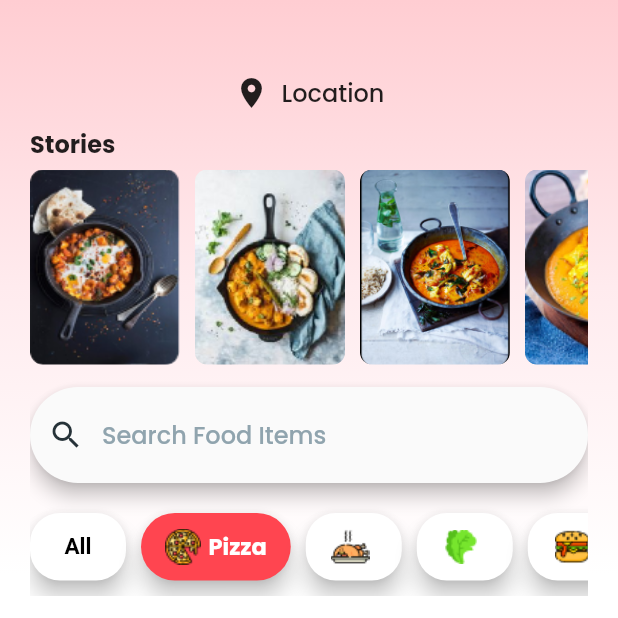
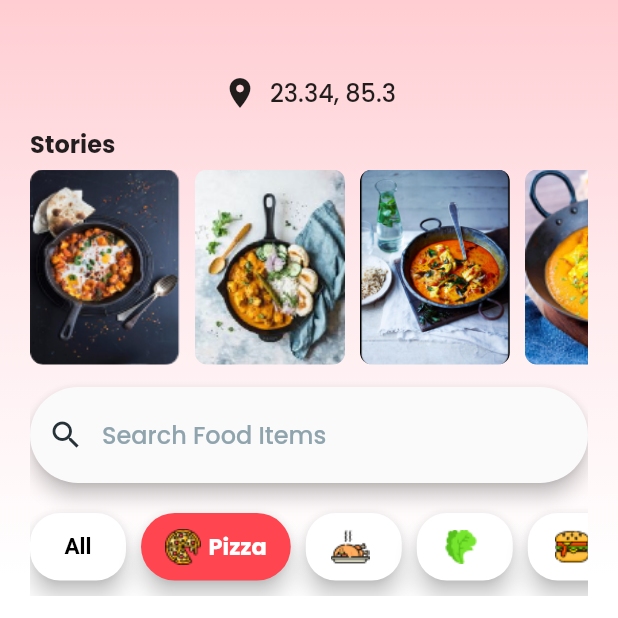
Before and after one commit to pranjal-barnwal/plate_pal, a Flutter app: the screen it shows after launch, on a phone screen of 412 x 824 dp, the top half of it. Run offline on Flutter 3.47's test engine with Material 2 defaults, Android fonts, the phone set to English and light mode, and no system bars; network calls fail.

Commit message:
Provider setup done

```diff
--- a/lib/complete_layout.dart
+++ b/lib/complete_layout.dart
@@ -87,7 +87,7 @@ class _CompleteLayoutState extends State<CompleteLayout> {
               ),
               const BottomNavigationBarItem(
                 icon: Icon(Icons.person),
-                label: 'Person',
+                label: 'Profile',
               ),
             ],
           ),
--- a/lib/main.dart
+++ b/lib/main.dart
@@ -1,6 +1,10 @@
 import 'package:flutter/material.dart';
 import 'package:flutter/services.dart';
 import 'package:plate_pal/screen/splash_screen.dart';
+import 'package:provider/provider.dart';
+
+import 'providers/location.dart';
+import 'providers/restaurants.dart';
 
 void main() {
   SystemChrome.setSystemUIOverlayStyle(const SystemUiOverlayStyle(statusBarColor: Colors.transparent));
@@ -19,7 +23,18 @@ class _MyAppState extends State<MyApp> {
 
   @override
   Widget build(BuildContext context) {
-    return MaterialApp(
+    return MultiProvider(
+      /// registering the providers to be available across our app
+      providers: [
+        ChangeNotifierProvider(
+          create: (ctx) => RestaurantsProvider(),
+        ),
+        ChangeNotifierProvider(
+          create: (ctx) => LocationProvider(),
+        ),
+      ],
+
+      child: MaterialApp(
         debugShowCheckedModeBanner: false,
         title: 'Splitted Widgets',
         theme: ThemeData(
@@ -42,6 +57,7 @@ class _MyAppState extends State<MyApp> {
         home: SplashScreen(),
 
 
+      ),
     );
   }
 }
--- /dev/null
+++ b/lib/providers/location.dart
@@ -0,0 +1,13 @@
+import 'package:flutter/material.dart';
+import 'package:flutter/material.dart';
+import 'package:http/http.dart' as http;
+
+class LocationProvider with ChangeNotifier{
+  var latitude = 23.34;
+  var longitude = 85.30;
+
+  void fetchLocation(){
+
+  }
+
+}
--- /dev/null
+++ b/lib/providers/restaurants.dart
@@ -0,0 +1,59 @@
+import 'package:flutter/material.dart';
+import 'package:flutter/material.dart';
+import 'package:http/http.dart' as http;
+import 'package:plate_pal/providers/restaurant.dart';
+
+class RestaurantsProvider with ChangeNotifier{
+  List items = [
+    {
+      "id": "5",
+      "name": "Kake Da Hotel",
+      "tags": "Chicken, Naan",
+      "rating": "4.9",
+      "discount": "20",
+      "primary_image": "https://theoptimiz.com/restro/public/Resturants/kake-da-hotel.png",
+      "distance": "3174.53"
+    },
+    {
+      "id": "2",
+      "name": "Domino's",
+      "tags": "Pizza, Wings",
+      "rating": "4.8",
+      "discount": "25",
+      "primary_image": "https://theoptimiz.com/restro/public/Resturants/dominos.png",
+      "distance": "3174.73"
+    },
+    {
+      "id": "1",
+      "name": "Burger King",
+      "tags": "Burger, Fries, Wings",
+      "rating": "4.5",
+      "discount": "20",
+      "primary_image": "https://theoptimiz.com/restro/public/Resturants/burger-king.png",
+      "distance": "3176.19"
+    },
+    {
+      "id": "3",
+      "name": "Sagar Ratna",
+      "tags": "Dosa, Idli, Upma",
+      "rating": "4.2",
+      "discount": "30",
+      "primary_image": "https://theoptimiz.com/restro/public/Resturants/sagar-ratna.png",
+      "distance": "3177.51"
+    },
+    {
+      "id": "4",
+      "name": "Chaayos",
+      "tags": "Tea, Coffee, Snacks",
+      "rating": "3.4",
+      "discount": "28",
+      "primary_image": "https://theoptimiz.com/restro/public/Resturants/chaayos.png",
+      "distance": "3177.74"
+    }
+  ];
+
+  void fetchRestros(latitude, longitude){
+
+  }
+
+}
--- a/lib/screen/home_screen.dart
+++ b/lib/screen/home_screen.dart
@@ -1,8 +1,12 @@
 import 'package:flutter/material.dart';
 import 'package:flutter/services.dart';
+import 'package:plate_pal/providers/restaurants.dart';
 import 'package:plate_pal/widgets/category_chip.dart';
 import 'package:plate_pal/widgets/restaurant_card.dart';
 import 'package:plate_pal/widgets/story_card.dart';
+import 'package:provider/provider.dart';
+
+import '../providers/location.dart';
 
 class HomeScreen extends StatelessWidget {
   HomeScreen({super.key});
@@ -12,6 +16,10 @@ class HomeScreen extends StatelessWidget {
 
   @override
   Widget build(BuildContext context) {
+    return Consumer2<RestaurantsProvider, LocationProvider>(
+      builder: (context, restrosProviderModel, locationProviderModel, child) {
+      locationProviderModel.fetchLocation();
+
       return Container(
         padding: const EdgeInsets.fromLTRB(20, 50, 20, 0),
         decoration: BoxDecoration(
@@ -40,7 +48,7 @@ class HomeScreen extends StatelessWidget {
                     margin: const EdgeInsets.only(right: 8),
                     child: const Icon(Icons.location_on),
                   ),
-                const Text("Location", style: TextStyle(fontSize: 16)),
+                  Text("${locationProviderModel.latitude}, ${locationProviderModel.longitude}", style: TextStyle(fontSize: 16)),
                 ],
               ),
 
@@ -72,11 +80,8 @@ class HomeScreen extends StatelessWidget {
                 child: Container(
                   child: TextField(
                     decoration: InputDecoration(
-                    prefixIcon: Icon(
-                      Icons.search,
-                      color: Colors.blueGrey.shade900
-
-                    ),
+                      prefixIcon:
+                          Icon(Icons.search, color: Colors.blueGrey.shade900),
                       hintText: 'Search Food Items',
                       hintStyle: TextStyle(
                         color: Colors.blueGrey.shade300,
@@ -114,17 +119,30 @@ class HomeScreen extends StatelessWidget {
                 ),
               ),
               Container(
-              height: 350,
+                height: 390,
                 padding: const EdgeInsets.symmetric(vertical: 8),
                 child: ListView.builder(
                   scrollDirection: Axis.vertical,
-                itemBuilder: (ctx, ind) => RestaurantCard(),
-                itemCount: 3,
+                  itemBuilder: (ctx, ind) =>
+                      (ind + 1 != restrosProviderModel.items.length)
+                          ? RestaurantCard(
+                              restroData: restrosProviderModel.items[ind],
+                            )
+                          : Padding(
+                              padding: EdgeInsets.only(bottom: 60),
+                              child: RestaurantCard(
+                                restroData: restrosProviderModel.items[ind],
+                              ),
+                            ),
+
+                  /// to keep the all the cards visible in all device dimensions, extra padding is added at the bottom of last RestaurantCard
+                  itemCount: restrosProviderModel.items.length,
                 ),
               ),
             ],
           ),
         ),
       );
+    });
   }
 }
--- a/lib/widgets/restaurant_card.dart
+++ b/lib/widgets/restaurant_card.dart
@@ -26,7 +26,7 @@ class RestaurantCard extends StatelessWidget {
   };
   late List<String> tagsList;
 
-  RestaurantCard({super.key});
+  RestaurantCard({super.key, required this.restroData});
 
   createTagsList(){
     tagsList = restroData['tags']!.split(", ");
--- a/pubspec.yaml
+++ b/pubspec.yaml
@@ -35,6 +35,8 @@ dependencies:
   # The following adds the Cupertino Icons font to your application.
   # Use with the CupertinoIcons class for iOS style icons.
   cupertino_icons: ^1.0.2
+  provider: ^6.0.5
+  http: ^0.13.6
 
 dev_dependencies:
   flutter_test:
```
Also changed, not shown: lib/providers/restaurant.dart (added, +29 -0 lines), lib/screen/splash_screen.dart (+34 -7 lines), pubspec.lock. Lines whose indentation alone changed are shown as unchanged.
